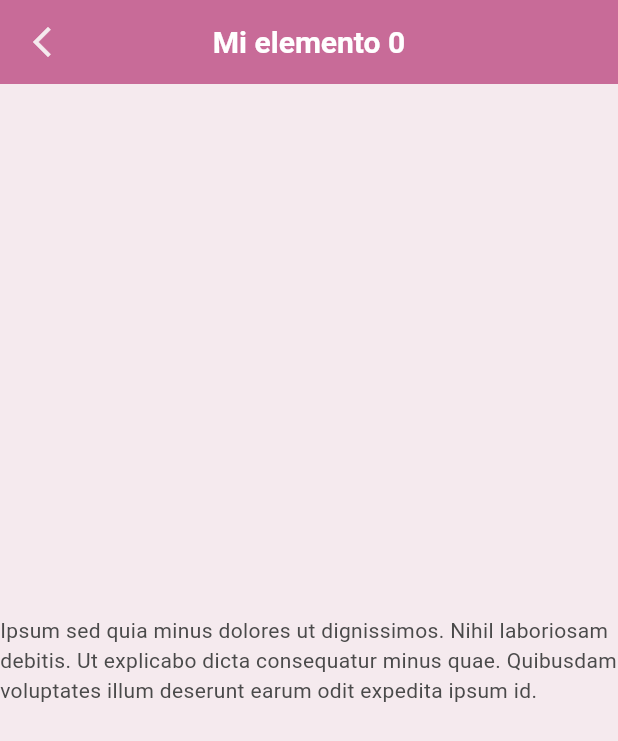
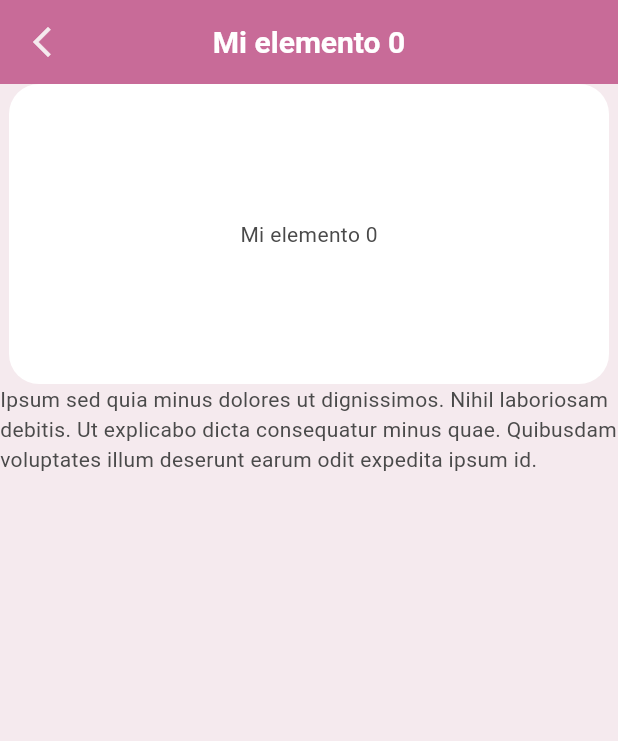
Before and after one commit to RutaPragma/basic_app, a Flutter app: the screen it shows after launch, after a tap on an icon or button, on a phone screen of 412 x 824 dp. Shown: the top 741 px of the screen. Run offline on Flutter 3.47's test engine with Material 3 defaults, Android fonts, the phone set to English and light mode, and no system bars; our stand-ins replace drift, get_it, go_router; accounts and stored records are empty; generated files the repository leaves out were written again.

Commit message:
animated navegation

```diff
--- a/lib/core/localization/app_localizations.dart
+++ b/lib/core/localization/app_localizations.dart
@@ -5,7 +5,7 @@ import 'package:flutter/widgets.dart';
 
 class AppLocalizations {
   final Locale locale;
-  late Map<String, String> _localizedStrings;
+  late Map<String, dynamic> _localizedStrings;
 
   AppLocalizations(this.locale);
 
@@ -22,14 +22,22 @@ class AppLocalizations {
     );
     final Map<String, dynamic> jsonMap = json.decode(jsonString);
 
-    _localizedStrings = jsonMap.map(
-      (key, value) => MapEntry(key, value.toString()),
-    );
+    _localizedStrings = jsonMap;
 
     return true;
   }
 
   String translate(String key) {
-    return _localizedStrings[key] ?? '** $key not found';
+    final keys = key.split('.');
+    dynamic value = _localizedStrings;
+
+    for (final part in keys) {
+      if (value is Map<String, dynamic> && value.containsKey(part)) {
+        value = value[part];
+      } else {
+        return '** $part not found **';
+      }
+    }
+    return value.toString();
   }
 }
--- a/lib/features/items/presentation/pages/card_list.dart
+++ b/lib/features/items/presentation/pages/card_list.dart
@@ -25,7 +25,7 @@ class _CardListState extends State<CardList> {
     return Scaffold(
       appBar: AppBar(
         title: Text(
-          language.translate('app_title'),
+          language.translate('card_list_page.title'),
           style: Theme.of(context).textTheme.headlineSmall?.copyWith(
             color: Colors.white,
             fontWeight: FontWeight.bold,
@@ -87,7 +87,30 @@ class _CardListState extends State<CardList> {
                 borderRadius: BorderRadius.circular(20.0),
                 color: Theme.of(context).colorScheme.onPrimaryContainer,
               ),
-              child: Text(itemModel.title),
+              child: Hero(
+                tag:
+                    '${language.translate('card_list_page.tag_card_list')}$index',
+                flightShuttleBuilder:
+                    (
+                      flightContext,
+                      animation,
+                      direction,
+                      fromContext,
+                      toContext,
+                    ) {
+                      return DefaultTextStyle(
+                        style: const TextStyle(
+                          fontSize: 20,
+                          fontWeight: FontWeight.w600,
+                          color: Colors.white,
+                        ),
+                        child: (direction == HeroFlightDirection.push)
+                            ? toContext.widget
+                            : fromContext.widget,
+                      );
+                    },
+                child: Text(itemModel.title),
+              ),
             ),
           );
         },
--- a/lib/features/items/presentation/pages/item_detail.dart
+++ b/lib/features/items/presentation/pages/item_detail.dart
@@ -1,3 +1,4 @@
+import 'package:basic_app/core/localization/app_localizations.dart';
 import 'package:basic_app/features/items/data/models/item_model.dart';
 import 'package:flutter/material.dart';
 import 'package:go_router/go_router.dart';
@@ -9,9 +10,15 @@ class ItemDetail extends StatelessWidget {
 
   @override
   Widget build(BuildContext context) {
+    final language = AppLocalizations.of(context);
     return Scaffold(
       appBar: AppBar(
-        title: Text(item.title),
+        title: Hero(
+          tag:
+              '${language.translate('item_detail_page.tag_card_list')}${item.id}',
+          child: Text(item.title),
+        ),
+
         leading: IconButton(
           icon: Icon(
             Icons.arrow_back_ios_new,
@@ -22,7 +29,21 @@ class ItemDetail extends StatelessWidget {
           },
         ),
       ),
-      body: Center(child: Text(item.description)),
+      body: Column(
+        children: [
+          Container(
+            width: 400,
+            height: 200,
+            alignment: Alignment.center,
+            decoration: BoxDecoration(
+              borderRadius: BorderRadius.circular(20.0),
+              color: Theme.of(context).colorScheme.onPrimaryContainer,
+            ),
+            child: Text(item.title),
+          ),
+          Center(child: Text(item.description)),
+        ],
+      ),
     );
   }
 }
--- a/lib/features/items/presentation/pages/item_form.dart
+++ b/lib/features/items/presentation/pages/item_form.dart
@@ -15,7 +15,7 @@ class ItemForm extends StatelessWidget {
             color: Theme.of(context).colorScheme.secondary,
           ),
           onPressed: () {
-            context.pop(); // o context.pop() si usas GoRouter
+            context.pop();
           },
         ),
       ),
--- a/lib/routes/app_router.dart
+++ b/lib/routes/app_router.dart
@@ -1,9 +1,11 @@
 import 'dart:convert';
+import 'dart:ui';
 
 import 'package:basic_app/features/items/data/mapper/item_model_mapper.dart';
 import 'package:basic_app/features/items/data/models/item_model.dart';
 import 'package:basic_app/features/items/presentation/pages/pages.dart';
 import 'package:basic_app/routes/routes.dart';
+import 'package:flutter/material.dart';
 import 'package:go_router/go_router.dart';
 
 final GoRouter appRouter = GoRouter(
@@ -17,17 +19,54 @@ final GoRouter appRouter = GoRouter(
     GoRoute(
       path: Routes.itemDetail,
       name: 'item_detail',
-      builder: (context, state) {
+      pageBuilder: (context, state) {
         final item = state.extra is ItemModel
             ? state.extra as ItemModel
             : ItemModelMapper().fromMap(json.decode(state.extra.toString()));
-        return ItemDetail(item: item);
+
+        return CustomTransitionPage(
+          key: state.pageKey,
+          transitionDuration: const Duration(milliseconds: 600),
+          child: ItemDetail(item: item),
+          transitionsBuilder: (context, animation, secondaryAnimation, child) {
+            const begin = Offset(1.0, 0.0);
+            const end = Offset.zero;
+            final tween = Tween(
+              begin: begin,
+              end: end,
+            ).chain(CurveTween(curve: Curves.easeInOut));
+
+            return SlideTransition(
+              position: animation.drive(tween),
+              child: child,
+            );
+          },
+        );
       },
     ),
     GoRoute(
       path: Routes.itemForm,
       name: 'Form',
-      builder: (context, state) => const ItemForm(),
+      pageBuilder: (context, state) {
+        return CustomTransitionPage(
+          key: state.pageKey,
+          child: const ItemForm(),
+          transitionDuration: const Duration(milliseconds: 600),
+          transitionsBuilder: (context, animation, secondaryAnimation, child) {
+            const begin = Offset(0.0, 1.0);
+            const end = Offset.zero;
+            final tween = Tween(
+              begin: begin,
+              end: end,
+            ).chain(CurveTween(curve: Curves.easeOutCubic));
+
+            return SlideTransition(
+              position: animation.drive(tween),
+              child: child,
+            );
+          },
+        );
+      },
     ),
   ],
 );
```
Also changed, not shown: assets/lang/en.json (+9 -2 lines), assets/lang/es.json (+9 -2 lines).
